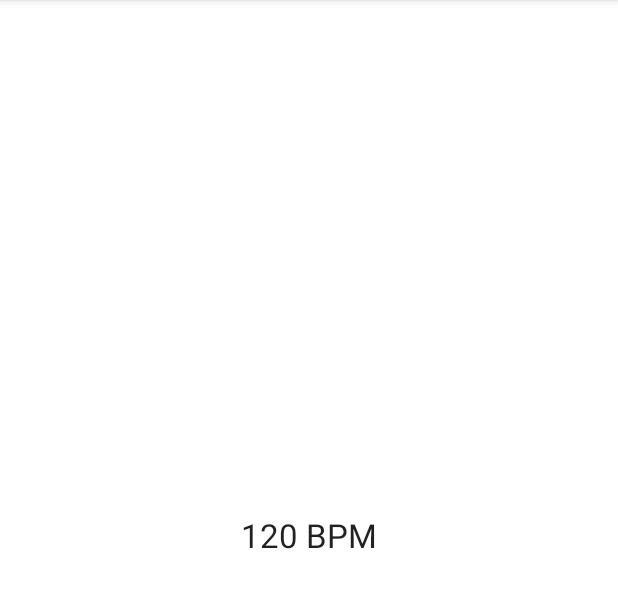
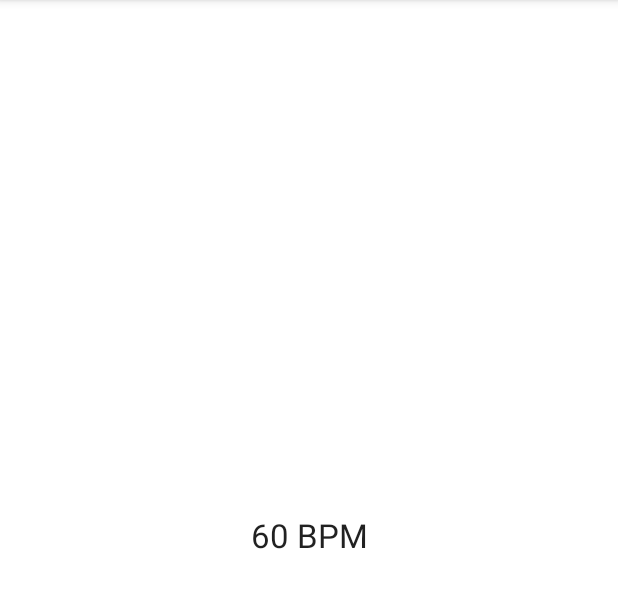
Before and after one commit to VeritasLiberat/Guitar-Trainer, an Android app: the screen it shows after launch (MainActivity), on a phone screen of 412 x 824 dp, the part 84-692 px from its top. Run offline under Robolectric (Android 15) with nearby library versions, the phone set to English and light mode, and no system bars.

Commit message:
make first beat metronome sound louder, change BPM flash animation

```diff
--- a/app/src/main/java/com/example/guitartrainer/GuitarRunner.java
+++ b/app/src/main/java/com/example/guitartrainer/GuitarRunner.java
@@ -29,7 +29,7 @@ public class GuitarRunner implements Runnable {
         }
     }
 
-    static final int beatsPerMinute = 120;  // beats per minute
+    static final int beatsPerMinute = 60;  // beats per minute
     static final int beatsPerMeasure = 4;
 
     static final int millisecondsInAMinute = 60000;
@@ -43,28 +43,34 @@ public class GuitarRunner implements Runnable {
     ChordLegacy nextChord;
 
     Context context;
-    MediaPlayer mediaPlayer;
+    MediaPlayer mediaPlayerNormal;
+    MediaPlayer mediaPlayerLoud;
 
     GuitarRunner(Context context) {
         currentChord = ChordLegacy.getRandomChord();
         nextChord = ChordLegacy.getRandomChord();
         this.context = context;
-        mediaPlayer = MediaPlayer.create(context, R.raw.metronome);
+        mediaPlayerNormal = MediaPlayer.create(context, R.raw.metronome);
+        mediaPlayerNormal.setVolume(0.4f, 0.4f);
+        mediaPlayerLoud = MediaPlayer.create(context, R.raw.metronome);
+        mediaPlayerLoud.setVolume(1f, 1f);
     }
 
     @Override
     public void run() {
+        playSound((currentBeat == 1) ? mediaPlayerLoud : mediaPlayerNormal);
         flashMetronome();
-        playSound();
+
         if (currentBeat == 1) {
             changeChord();
         } else if (currentBeat == beatsPerMeasure) {
             currentBeat = 0;
         }
+
         currentBeat++;
     }
 
-    private void playSound() {
+    private void playSound(MediaPlayer mediaPlayer) {
         mediaPlayer.start();
     }
 
--- a/app/src/main/java/com/example/guitartrainer/MainActivity.java
+++ b/app/src/main/java/com/example/guitartrainer/MainActivity.java
@@ -79,8 +79,8 @@ public class MainActivity extends AppCompatActivity {
         metronomeHandler = new Handler(Looper.getMainLooper()) {
             @Override
             public void handleMessage(Message msg) {
-                final Animation animation = new AlphaAnimation(1, 0); // Change alpha from fully visible to invisible
-                animation.setDuration(GuitarRunner.beatLengthMilli / 2); // in ms
+                final Animation animation = new AlphaAnimation(0, 1); // Change alpha from fully visible to invisible
+                animation.setDuration(GuitarRunner.beatLengthMilli / 8); // in ms
                 animation.setInterpolator(new LinearInterpolator());
 //                animation.setRepeatCount(Animation.INFINITE);
 //                animation.setRepeatMode(Animation.REVERSE); // Reverse animation at the end so the button will fade back in
```
